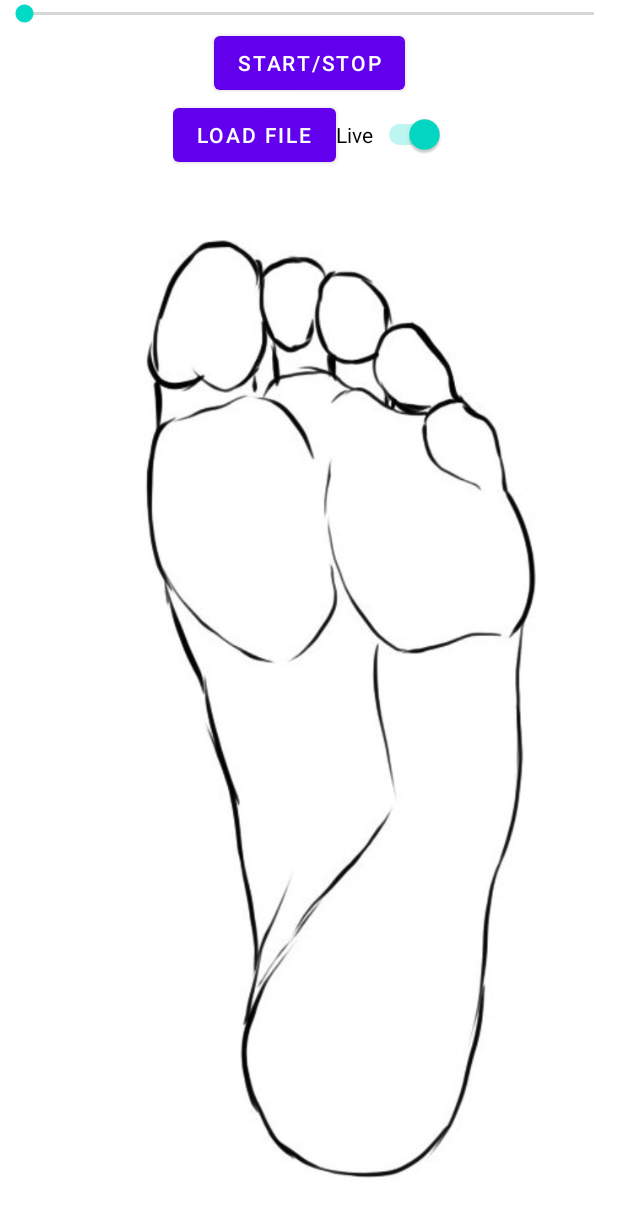
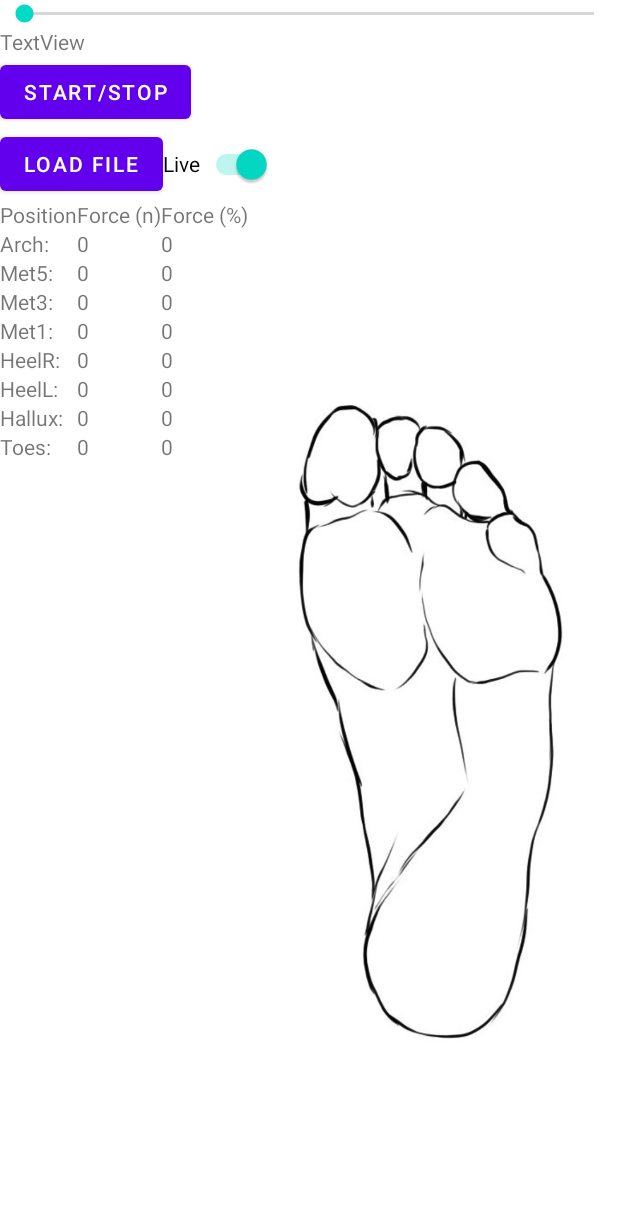
Before and after one commit to Laplace00/Project-E--448_skripsie, an Android app: the layout fragment_heatmap.xml on its own in the app's theme, with its tools: preview values and no code run, on a phone screen of 412 x 824 dp. Shown: the top 1217 px of the screen. Run offline under Robolectric (Android 15) with nearby library versions, the light colour scheme and no system bars.

Commit message:
Added Force

```diff
--- /dev/null
+++ b/Footstrike/app/src/main/java/com/footstrike/myapplication/CustomTableLayout.java
@@ -0,0 +1,89 @@
+package com.footstrike.myapplication;
+
+import android.content.Context;
+import android.util.AttributeSet;
+import android.widget.Button;
+import android.widget.LinearLayout;
+import android.widget.TextView;
+
+import androidx.annotation.NonNull;
+import androidx.annotation.Nullable;
+
+public class CustomTableLayout extends LinearLayout {
+    LinearLayout position;
+    LinearLayout forceNewton;
+    LinearLayout forcePercent;
+
+    TextView[] txtPositions = new TextView[9];
+    public TextView[] txtForceNewtonVals = new TextView[9];
+    public TextView[] txtForcePercentVals = new TextView[9];
+    String[] positionNames = new String[]{"Position","Arch:","Met5:","Met3:","Met1:","HeelR:","HeelL:","Hallux:","Toes:"};
+
+    public CustomTableLayout(@NonNull Context context) {
+        super(context);
+        createView();
+
+    }
+
+    public CustomTableLayout(@NonNull Context context, @Nullable AttributeSet attrs) {
+        super(context, attrs);
+        createView();
+    }
+
+    public CustomTableLayout(@NonNull Context context, @Nullable AttributeSet attrs, int defStyleAttr) {
+        super(context, attrs, defStyleAttr);
+        createView();
+    }
+
+    void createView(){
+        LinearLayout.LayoutParams params = new LinearLayout.LayoutParams(LayoutParams.MATCH_PARENT,LayoutParams.MATCH_PARENT,1/3f);
+        position = new LinearLayout(getContext());
+        position.setOrientation(VERTICAL);
+        addView(position);
+        //position.addView(new Button(getContext()));
+        position.setLayoutParams(params);
+
+        forceNewton = new LinearLayout(getContext());
+        forceNewton.setOrientation(VERTICAL);
+        addView(forceNewton);
+        //forceNewton.addView(new Button(getContext()));
+        forceNewton.setLayoutParams(params);
+
+
+
+        forcePercent = new LinearLayout(getContext());
+        forcePercent.setOrientation(VERTICAL);
+        addView(forcePercent);
+        //forcePercent.addView(new Button(getContext()));
+        forcePercent.setLayoutParams(params);
+
+
+        for (int i = 0; i < 9; i++) {
+            txtPositions[i] = new TextView(getContext());
+            txtPositions[i].setText(positionNames[i]);
+            position.addView(txtPositions[i]);
+
+            txtForceNewtonVals[i] = new TextView(getContext());
+            txtForceNewtonVals[i].setText("0");
+            forceNewton.addView(txtForceNewtonVals[i]);
+
+            txtForcePercentVals[i] = new TextView(getContext());
+            txtForcePercentVals[i].setText("0");
+            forcePercent.addView(txtForcePercentVals[i]);
+        }
+        txtForceNewtonVals[0].setText("Force (n)");
+        txtForcePercentVals[0].setText("Force (%)");
+    }
+
+    void updateData(){
+        float sum = 0;
+        for (int i = 1; i < 9; i++) {
+            sum = sum + GattHandler.data.getForce(i - 1);
+        }
+        for (int i = 1; i < 9; i++) {
+            float tmp = ((GattHandler.data.getForce(i-1))/sum)*100;
+            txtForcePercentVals[i].setText(String.format("%.2f", tmp));
+            txtForceNewtonVals[i].setText(String.format("%.2f", GattHandler.data.getForce(i - 1)));
+        }
+    }
+}
--- a/Footstrike/app/src/main/java/com/footstrike/myapplication/DataSeeker.java
+++ b/Footstrike/app/src/main/java/com/footstrike/myapplication/DataSeeker.java
@@ -19,6 +19,7 @@ public class DataSeeker extends androidx.appcompat.widget.AppCompatSeekBar {
     private boolean isPlaying = true;
 
     private int currentFrame = 0;
+    private long firstFrameTime = 0;
     private int frames = 100;
 
     private boolean shouldRepeat = true;
@@ -69,6 +70,8 @@ public class DataSeeker extends androidx.appcompat.widget.AppCompatSeekBar {
                     } else {
                         currentFrame = i;
                         sleepTimeLeft = 0;
+                        long currentFrameTime = dataAccessor.getTimeStamp(currentFrame);
+                        dataAccessor.displayFrame(currentFrame,currentFrameTime-firstFrameTime);
                     }
 
                 }
@@ -93,6 +96,7 @@ public class DataSeeker extends androidx.appcompat.widget.AppCompatSeekBar {
         this.dataAccessor = dataAccessor;
         this.frames = dataAccessor.getTotalFrames();
         this.setMax(this.frames - 1);
+        this.firstFrameTime = dataAccessor.getTimeStamp(0);
         playService.submit(this::playbackLoop);
 
     }
@@ -105,10 +109,11 @@ public class DataSeeker extends androidx.appcompat.widget.AppCompatSeekBar {
         }
         while (isPlaying) {
 
-            dataAccessor.displayFrame(currentFrame);
+
 
             this.setProgress(currentFrame);
             long currentFrameTime = dataAccessor.getTimeStamp(currentFrame);
+            dataAccessor.displayFrame(currentFrame,currentFrameTime-firstFrameTime);
             int next = (currentFrame + 1) % frames;
             long nextFrameTime = dataAccessor.getTimeStamp(next);
 
@@ -178,7 +183,7 @@ public class DataSeeker extends androidx.appcompat.widget.AppCompatSeekBar {
 
         public long getTimeStamp(int i);
 
-        public void displayFrame(int i);
+        public void displayFrame(int i ,long timeStart);
     }
 
 
--- a/Footstrike/app/src/main/res/layout/fragment_heatmap.xml
+++ b/Footstrike/app/src/main/res/layout/fragment_heatmap.xml
@@ -7,31 +7,38 @@
     android:layout_height="match_parent"
     tools:context=".HeatmapFragment">
 
+    <LinearLayout
+        android:id="@+id/linearLayout2"
+        android:layout_width="0dp"
+        android:layout_height="0dp"
+        android:orientation="vertical"
+        app:layout_constraintBottom_toBottomOf="parent"
+        app:layout_constraintEnd_toEndOf="parent"
+        app:layout_constraintStart_toStartOf="parent"
+        app:layout_constraintTop_toTopOf="parent">
+
         <com.footstrike.myapplication.DataSeeker
             android:id="@+id/dataSeeker"
-        android:layout_width="0dp"
+            android:layout_width="match_parent"
+            android:layout_height="wrap_content" />
+
+        <TextView
+            android:id="@+id/txtTime"
+            android:layout_width="wrap_content"
             android:layout_height="wrap_content"
-        app:layout_constraintEnd_toEndOf="parent"
-        app:layout_constraintStart_toStartOf="parent"
-        app:layout_constraintTop_toTopOf="parent" />
+            android:text="TextView" />
 
         <Button
             android:id="@+id/btnStartStop"
             android:layout_width="wrap_content"
             android:layout_height="wrap_content"
-        android:text="Start/Stop"
-        app:layout_constraintEnd_toEndOf="parent"
-        app:layout_constraintStart_toStartOf="parent"
-        app:layout_constraintTop_toBottomOf="@+id/dataSeeker" />
+            android:text="Start/Stop" />
 
         <LinearLayout
             android:id="@+id/linearLayout"
             android:layout_width="wrap_content"
             android:layout_height="wrap_content"
-        android:orientation="horizontal"
-        app:layout_constraintEnd_toEndOf="parent"
-        app:layout_constraintStart_toStartOf="parent"
-        app:layout_constraintTop_toBottomOf="@+id/btnStartStop">
+            android:orientation="horizontal">
 
             <Button
                 android:id="@+id/btnloadFile"
@@ -41,24 +48,38 @@
 
             <Switch
                 android:id="@+id/swtLive"
-            android:layout_width="wrap_content"
-            android:layout_height="wrap_content"
+                android:layout_width="match_parent"
+                android:layout_height="match_parent"
                 android:layout_weight="1"
                 android:checked="true"
                 android:text="Live" />
 
         </LinearLayout>
 
+        <LinearLayout
+            android:layout_width="match_parent"
+            android:layout_height="match_parent"
+            android:orientation="horizontal">
+
+            <com.footstrike.myapplication.CustomTableLayout
+                android:id="@+id/tableForce"
+                android:layout_width="wrap_content"
+                android:layout_height="wrap_content">
+
+            </com.footstrike.myapplication.CustomTableLayout>
+
+            <androidx.constraintlayout.widget.ConstraintLayout
+                android:layout_width="match_parent"
+                android:layout_height="match_parent">
+
                 <FrameLayout
                     android:layout_width="0dp"
                     android:layout_height="0dp"
                     app:layout_constraintBottom_toBottomOf="parent"
-        app:layout_constraintDimensionRatio="w,0.5136741973840666:1"
+                    app:layout_constraintDimensionRatio="0.5136741973840666:1"
                     app:layout_constraintEnd_toEndOf="parent"
-        app:layout_constraintHorizontal_bias="1.0"
                     app:layout_constraintStart_toStartOf="parent"
-        app:layout_constraintTop_toBottomOf="@+id/linearLayout"
-        app:layout_constraintVertical_bias="1.0">
+                    app:layout_constraintTop_toTopOf="parent">
 
                     <com.footstrike.myapplication.heatmap.HeatmapView
                         android:id="@+id/heatmapView"
@@ -71,5 +92,9 @@
                         android:layout_height="match_parent"
                         android:src="@drawable/foot" />
                 </FrameLayout>
+            </androidx.constraintlayout.widget.ConstraintLayout>
+        </LinearLayout>
+
+    </LinearLayout>
 
 </androidx.constraintlayout.widget.ConstraintLayout>
```
Also changed, not shown: Footstrike/app/src/main/java/com/footstrike/myapplication/DataStore.java (+31 -26 lines), Footstrike/app/src/main/java/com/footstrike/myapplication/HeatmapFragment.java (+18 -12 lines), Footstrike/app/src/main/java/com/footstrike/myapplication/StatsFragment.java (+43 -22 lines), Footstrike/app/src/main/res/layout/fragment_stats.xml (+20 -8 lines). Lines whose indentation alone changed are shown as unchanged.
